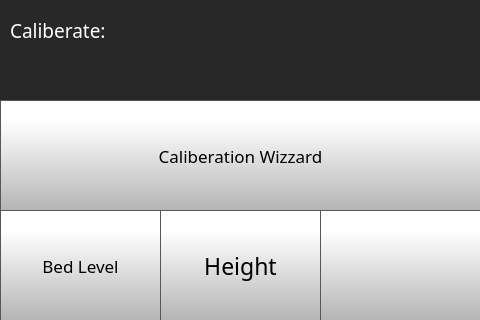
FracktalWorks/Julia3GTouchUI, file octoprint_Julia3GTouchUI/Test2.ui: the form before one commit.
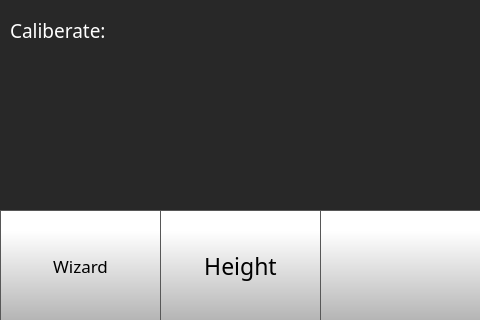
The form after the commit. The open tabs and pages were chosen to show the change. Icons and pictures are not drawn.

```diff
--- a/octoprint_Julia3GTouchUI/Test2.ui
+++ b/octoprint_Julia3GTouchUI/Test2.ui
@@ -3132,56 +3132,6 @@
      </widget>
     </widget>
     <widget class="QWidget" name="caliberatePage">
-     <widget class="QPushButton" name="bedLevelButton">
-      <property name="geometry">
-       <rect>
-        <x>0</x>
-        <y>210</y>
-        <width>161</width>
-        <height>111</height>
-       </rect>
-      </property>
-      <property name="font">
-       <font>
-        <family>Gotham</family>
-        <pointsize>13</pointsize>
-       </font>
-      </property>
-      <property name="styleSheet">
-       <string notr="true">QPushButton {
-     border: 1px solid rgb(87, 87, 87);
-	background-color: qlineargradient(spread:pad, x1:0, y1:1, x2:0, y2:0.188, stop:0 rgba(180, 180, 180, 255), stop:1 rgba(255, 255, 255, 255));
-
-
-}
-
-QPushButton:pressed {
-    background-color: qlineargradient(x1: 0, y1: 0, x2: 0, y2: 1,
-                                      stop: 0 #dadbde, stop: 1 #f6f7fa);
-}
-
-QPushButton:flat {
-    border: none; /* no border for a flat push button */
-}
-
-QPushButton:default {
-    border-color: navy; /* make the default button prominent */
-}
-
-QPushButton:focus {
-	outline: none;
-}</string>
-      </property>
-      <property name="text">
-       <string>Bed Level</string>
-      </property>
-      <property name="iconSize">
-       <size>
-        <width>40</width>
-        <height>40</height>
-       </size>
-      </property>
-     </widget>
      <widget class="QLabel" name="caliberateLabel">
       <property name="geometry">
        <rect>
@@ -3333,12 +3283,12 @@
        <enum>Qt::ToolButtonTextUnderIcon</enum>
       </property>
      </widget>
-     <widget class="QPushButton" name="caliberationWizardButton">
+     <widget class="QToolButton" name="caliberationWizardButton">
       <property name="geometry">
        <rect>
         <x>0</x>
-        <y>100</y>
-        <width>481</width>
+        <y>210</y>
+        <width>161</width>
         <height>111</height>
        </rect>
       </property>
@@ -3349,7 +3299,7 @@
        </font>
       </property>
       <property name="styleSheet">
-       <string notr="true">QPushButton {
+       <string notr="true">QToolButton {
      border: 1px solid rgb(87, 87, 87);
 	background-color: qlineargradient(spread:pad, x1:0, y1:1, x2:0, y2:0.188, stop:0 rgba(180, 180, 180, 255), stop:1 rgba(255, 255, 255, 255));
 
@@ -3361,11 +3311,11 @@
                                       stop: 0 #dadbde, stop: 1 #f6f7fa);
 }
 
-QPushButton:flat {
+QToolButton:flat {
     border: none; /* no border for a flat push button */
 }
 
-QPushButton:default {
+QToolButton:default {
     border-color: navy; /* make the default button prominent */
 }
 
@@ -3374,14 +3324,21 @@
 }</string>
       </property>
       <property name="text">
-       <string>Caliberation Wizzard</string>
+       <string>Wizard</string>
+      </property>
+      <property name="icon">
+       <iconset>
+        <normaloff>templates/img/magic-wand.png</normaloff>templates/img/magic-wand.png</iconset>
       </property>
       <property name="iconSize">
        <size>
-        <width>40</width>
-        <height>40</height>
+        <width>60</width>
+        <height>60</height>
        </size>
       </property>
+      <property name="toolButtonStyle">
+       <enum>Qt::ToolButtonTextUnderIcon</enum>
+      </property>
      </widget>
     </widget>
     <widget class="QWidget" name="step1Page">
```
Left out of the diff: 96 changed lines with no effect on the pictures.
